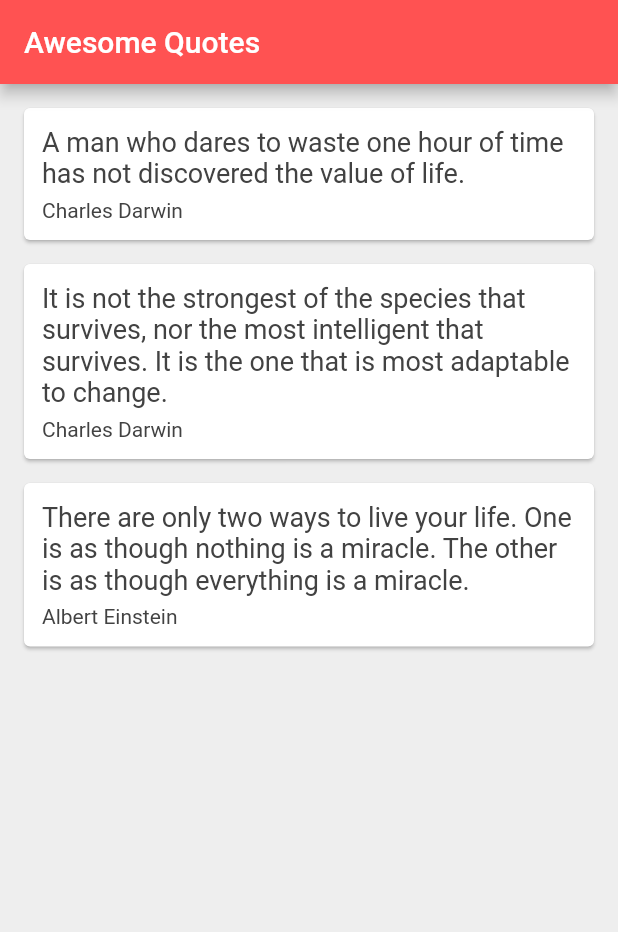
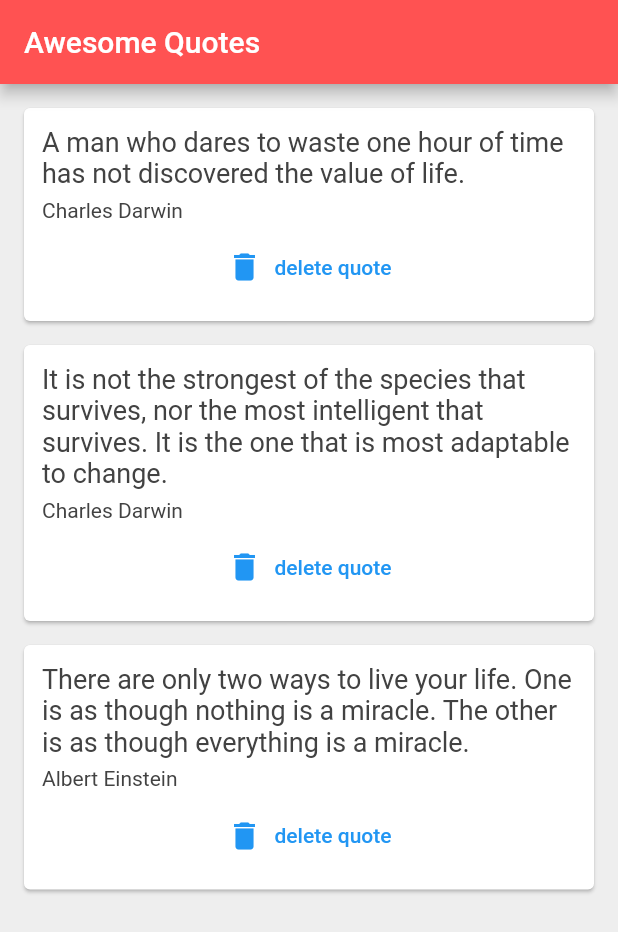
Before and after one commit to honmetha/flutter_tutorial, a Flutter app: the screen it shows after launch, on a phone screen of 412 x 824 dp. Shown: the top 932 px of the screen. Run offline on Flutter 3.47's test engine with Material 2 defaults, Android fonts, the phone set to English and light mode, and no system bars.

Commit message:
[Added] 21 - Functions as Parameters

```diff
--- a/lib/main.dart
+++ b/lib/main.dart
@@ -29,7 +29,14 @@ class _QuoteListState extends State<QuoteList> {
         backgroundColor: Colors.redAccent,
       ),
       body: Column(
-        children: quotes.map((quote) => QuoteCard(quote: quote)).toList(),
+        children: quotes.map((quote) => QuoteCard(
+          quote: quote,
+          delete: () {
+            setState(() {
+              quotes.remove(quote);
+            });
+          },
+        )).toList(),
       ),
     );
   }
--- a/lib/quote_card.dart
+++ b/lib/quote_card.dart
@@ -3,7 +3,9 @@ import 'quote.dart';
 
 class QuoteCard extends StatelessWidget {
   final Quote quote;
-  const QuoteCard({ Key? key, required this.quote }) : super(key: key);
+  final Function delete;
+  const QuoteCard({Key? key, required this.quote, required this.delete})
+      : super(key: key);
 
   @override
   Widget build(BuildContext context) {
@@ -22,12 +24,18 @@ class QuoteCard extends StatelessWidget {
               ),
             ),
             const SizedBox(height: 6.0),
-            Text(
-              quote.author,
+            Text(quote.author,
               style: TextStyle(
-                fontSize: 14.0,
-                color: Colors.grey[800],
-              )
+              fontSize: 14.0,
+              color: Colors.grey[800],
+            )),
+            const SizedBox(height: 6.0),
+            TextButton.icon(
+              onPressed: () {
+                delete();
+              },
+              icon: const Icon(Icons.delete),
+              label: const Text('delete quote'),
             ),
           ],
         ),
```
